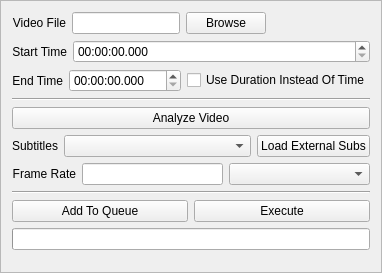
KaiAPaulhus/GifExtract, file data/tab_video.ui: the form before one commit.
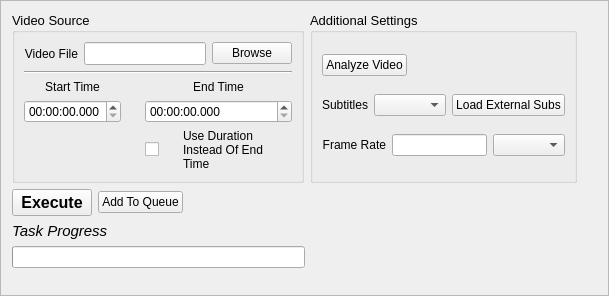
The form after the commit.

Commit message: Frame extraction screen has been prettified.

The edit to the form file:
```diff
--- a/data/tab_video.ui
+++ b/data/tab_video.ui
@@ -6,8 +6,8 @@
    <rect>
     <x>0</x>
     <y>0</y>
-    <width>381</width>
-    <height>273</height>
+    <width>609</width>
+    <height>296</height>
    </rect>
   </property>
   <property name="windowTitle">
@@ -21,11 +21,27 @@
   </property>
   <layout class="QVBoxLayout" name="verticalLayout_2">
    <item>
-    <layout class="QVBoxLayout" name="verticalLayout">
+    <layout class="QHBoxLayout" name="horizontalLayout_6">
      <item>
-      <layout class="QHBoxLayout" name="horizontalLayout_3">
+      <widget class="QGroupBox" name="groupBox">
+       <property name="font">
+        <font>
+         <pointsize>10</pointsize>
+        </font>
+       </property>
+       <property name="title">
+        <string>Video Source</string>
+       </property>
+       <layout class="QVBoxLayout" name="verticalLayout_3">
+        <item>
+         <layout class="QHBoxLayout" name="horizontalLayout">
        <item>
         <widget class="QLabel" name="label">
+            <property name="font">
+             <font>
+              <pointsize>9</pointsize>
+             </font>
+            </property>
          <property name="text">
           <string>Video File</string>
          </property>
@@ -39,39 +55,34 @@
        </item>
        <item>
         <widget class="QPushButton" name="btn_browsevideofile">
+            <property name="font">
+             <font>
+              <pointsize>9</pointsize>
+             </font>
+            </property>
          <property name="text">
           <string>Browse</string>
          </property>
         </widget>
        </item>
+         </layout>
+        </item>
        <item>
-        <spacer name="horizontalSpacer_9">
+         <widget class="Line" name="line">
          <property name="orientation">
           <enum>Qt::Horizontal</enum>
          </property>
-         <property name="sizeHint" stdset="0">
-          <size>
-           <width>40</width>
-           <height>20</height>
-          </size>
-         </property>
-        </spacer>
-       </item>
-      </layout>
-     </item>
-     <item>
-      <layout class="QHBoxLayout" name="horizontalLayout_4">
-       <item>
-        <widget class="QLabel" name="label_3">
-         <property name="text">
-          <string>Start Time</string>
-         </property>
-         <property name="alignment">
-          <set>Qt::AlignRight|Qt::AlignTrailing|Qt::AlignVCenter</set>
-         </property>
         </widget>
        </item>
        <item>
+         <layout class="QGridLayout" name="gridLayout">
+          <property name="sizeConstraint">
+           <enum>QLayout::SetDefaultConstraint</enum>
+          </property>
+          <property name="horizontalSpacing">
+           <number>24</number>
+          </property>
+          <item row="1" column="0">
         <widget class="QTimeEdit" name="time_start">
          <property name="sizePolicy">
           <sizepolicy hsizetype="Expanding" vsizetype="Fixed">
@@ -79,6 +90,11 @@
            <verstretch>0</verstretch>
           </sizepolicy>
          </property>
+            <property name="font">
+             <font>
+              <pointsize>9</pointsize>
+             </font>
+            </property>
          <property name="minimumDateTime">
           <datetime>
            <hour>0</hour>
@@ -104,21 +120,22 @@
          </property>
         </widget>
        </item>
-      </layout>
-     </item>
-     <item>
-      <layout class="QHBoxLayout" name="horizontalLayout_5">
-       <item>
+          <item row="0" column="1" colspan="2">
         <widget class="QLabel" name="lbl_endtime">
+            <property name="font">
+             <font>
+              <pointsize>9</pointsize>
+             </font>
+            </property>
          <property name="text">
           <string>End Time</string>
          </property>
          <property name="alignment">
-          <set>Qt::AlignRight|Qt::AlignTrailing|Qt::AlignVCenter</set>
+             <set>Qt::AlignCenter</set>
          </property>
         </widget>
        </item>
-       <item>
+          <item row="1" column="1" colspan="2">
         <widget class="QTimeEdit" name="time_end">
          <property name="sizePolicy">
           <sizepolicy hsizetype="Expanding" vsizetype="Fixed">
@@ -126,6 +143,11 @@
            <verstretch>0</verstretch>
           </sizepolicy>
          </property>
+            <property name="font">
+             <font>
+              <pointsize>9</pointsize>
+             </font>
+            </property>
          <property name="minimumDateTime">
           <datetime>
            <hour>0</hour>
@@ -151,33 +173,106 @@
          </property>
         </widget>
        </item>
-       <item>
+          <item row="2" column="2">
+           <widget class="QLabel" name="label_2">
+            <property name="font">
+             <font>
+              <pointsize>9</pointsize>
+             </font>
+            </property>
+            <property name="text">
+             <string>Use Duration Instead Of End Time</string>
+            </property>
+            <property name="wordWrap">
+             <bool>true</bool>
+            </property>
+           </widget>
+          </item>
+          <item row="0" column="0">
+           <widget class="QLabel" name="label_3">
+            <property name="font">
+             <font>
+              <pointsize>9</pointsize>
+             </font>
+            </property>
+            <property name="text">
+             <string>Start Time</string>
+            </property>
+            <property name="alignment">
+             <set>Qt::AlignCenter</set>
+            </property>
+           </widget>
+          </item>
+          <item row="2" column="1">
         <widget class="QCheckBox" name="chk_vidprefdur">
+            <property name="font">
+             <font>
+              <strikeout>false</strikeout>
+             </font>
+            </property>
+            <property name="autoFillBackground">
+             <bool>false</bool>
+            </property>
+            <property name="inputMethodHints">
+             <set>Qt::ImhSensitiveData</set>
+            </property>
          <property name="text">
-          <string>Use Duration Instead Of Time</string>
+             <string/>
          </property>
         </widget>
        </item>
       </layout>
+        </item>
+       </layout>
+       <zorder>label</zorder>
+       <zorder>line_videoin</zorder>
+       <zorder>btn_browsevideofile</zorder>
+       <zorder></zorder>
+       <zorder></zorder>
+       <zorder></zorder>
+       <zorder>chk_vidprefdur</zorder>
+       <zorder>label_2</zorder>
+       <zorder>line</zorder>
+      </widget>
      </item>
      <item>
-      <widget class="Line" name="line_3">
-       <property name="orientation">
-        <enum>Qt::Horizontal</enum>
+      <widget class="QGroupBox" name="groupBox_2">
+       <property name="font">
+        <font>
+         <pointsize>10</pointsize>
+        </font>
        </property>
-      </widget>
-     </item>
+       <property name="title">
+        <string>Additional Settings</string>
+       </property>
+       <layout class="QVBoxLayout" name="verticalLayout">
      <item>
       <widget class="QPushButton" name="btn_vidanalyze">
+          <property name="sizePolicy">
+           <sizepolicy hsizetype="Fixed" vsizetype="Fixed">
+            <horstretch>0</horstretch>
+            <verstretch>0</verstretch>
+           </sizepolicy>
+          </property>
+          <property name="font">
+           <font>
+            <pointsize>9</pointsize>
+           </font>
+          </property>
        <property name="text">
         <string>Analyze Video</string>
        </property>
       </widget>
      </item>
      <item>
-      <layout class="QHBoxLayout" name="horizontalLayout_6">
+         <layout class="QHBoxLayout" name="horizontalLayout_2">
        <item>
         <widget class="QLabel" name="label_5">
+            <property name="font">
+             <font>
+              <pointsize>9</pointsize>
+             </font>
+            </property>
          <property name="text">
           <string>Subtitles</string>
          </property>
@@ -194,10 +289,20 @@
            <verstretch>0</verstretch>
           </sizepolicy>
          </property>
+            <property name="font">
+             <font>
+              <pointsize>9</pointsize>
+             </font>
+            </property>
         </widget>
        </item>
        <item>
         <widget class="QPushButton" name="btn_loadsubs">
+            <property name="font">
+             <font>
+              <pointsize>9</pointsize>
+             </font>
+            </property>
          <property name="text">
           <string>Load External Subs</string>
          </property>
@@ -206,9 +311,14 @@
       </layout>
      </item>
      <item>
-      <layout class="QHBoxLayout" name="horizontalLayout_7">
+         <layout class="QHBoxLayout" name="horizontalLayout_3">
        <item>
         <widget class="QLabel" name="label_6">
+            <property name="font">
+             <font>
+              <pointsize>9</pointsize>
+             </font>
+            </property>
          <property name="text">
           <string>Frame Rate</string>
          </property>
@@ -218,7 +328,13 @@
         </widget>
        </item>
        <item>
-        <widget class="QLineEdit" name="line_fps"/>
+           <widget class="QLineEdit" name="line_fps">
+            <property name="font">
+             <font>
+              <pointsize>9</pointsize>
+             </font>
+            </property>
+           </widget>
        </item>
        <item>
         <widget class="QComboBox" name="cmb_fps">
@@ -228,6 +344,11 @@
            <verstretch>0</verstretch>
           </sizepolicy>
          </property>
+            <property name="font">
+             <font>
+              <pointsize>9</pointsize>
+             </font>
+            </property>
          <property name="modelColumn">
           <number>0</number>
          </property>
@@ -235,31 +356,83 @@
        </item>
       </layout>
      </item>
+       </layout>
+      </widget>
+     </item>
      <item>
-      <widget class="Line" name="line_4">
+      <spacer name="horizontalSpacer_2">
        <property name="orientation">
         <enum>Qt::Horizontal</enum>
        </property>
-      </widget>
-     </item>
-     <item>
-      <layout class="QHBoxLayout" name="horizontalLayout_10">
-       <item>
-        <widget class="QPushButton" name="btn_extract_queue">
-         <property name="text">
-          <string>Add To Queue</string>
-         </property>
-        </widget>
-       </item>
+       <property name="sizeHint" stdset="0">
+        <size>
+         <width>40</width>
+         <height>20</height>
+        </size>
+       </property>
+      </spacer>
+     </item>
+    </layout>
+   </item>
+   <item>
+    <layout class="QHBoxLayout" name="horizontalLayout_4">
        <item>
         <widget class="QPushButton" name="btn_extract_exe">
+       <property name="font">
+        <font>
+         <pointsize>12</pointsize>
+         <weight>75</weight>
+         <italic>false</italic>
+         <bold>true</bold>
+        </font>
+       </property>
          <property name="text">
           <string>Execute</string>
          </property>
         </widget>
        </item>
-      </layout>
-     </item>
+     <item>
+      <widget class="QPushButton" name="btn_extract_queue">
+       <property name="font">
+        <font>
+         <underline>false</underline>
+        </font>
+       </property>
+       <property name="text">
+        <string>Add To Queue</string>
+       </property>
+      </widget>
+     </item>
+     <item>
+      <spacer name="horizontalSpacer_3">
+       <property name="orientation">
+        <enum>Qt::Horizontal</enum>
+       </property>
+       <property name="sizeHint" stdset="0">
+        <size>
+         <width>40</width>
+         <height>20</height>
+        </size>
+       </property>
+      </spacer>
+     </item>
+    </layout>
+   </item>
+   <item>
+    <widget class="QLabel" name="label_4">
+     <property name="font">
+      <font>
+       <pointsize>11</pointsize>
+       <italic>true</italic>
+      </font>
+     </property>
+     <property name="text">
+      <string>Task Progress</string>
+     </property>
+    </widget>
+   </item>
+   <item>
+    <layout class="QHBoxLayout" name="horizontalLayout_5">
      <item>
       <widget class="QProgressBar" name="progbar_videoextract">
        <property name="value">
@@ -270,6 +443,19 @@
        </property>
       </widget>
      </item>
+     <item>
+      <spacer name="horizontalSpacer">
+       <property name="orientation">
+        <enum>Qt::Horizontal</enum>
+       </property>
+       <property name="sizeHint" stdset="0">
+        <size>
+         <width>40</width>
+         <height>20</height>
+        </size>
+       </property>
+      </spacer>
+     </item>
     </layout>
    </item>
    <item>
@@ -279,8 +465,8 @@
      </property>
      <property name="sizeHint" stdset="0">
       <size>
-       <width>358</width>
-       <height>1</height>
+       <width>20</width>
+       <height>40</height>
       </size>
      </property>
     </spacer>
```
Lines whose indentation alone changed are shown as unchanged. The commit also changes 4 other files.
